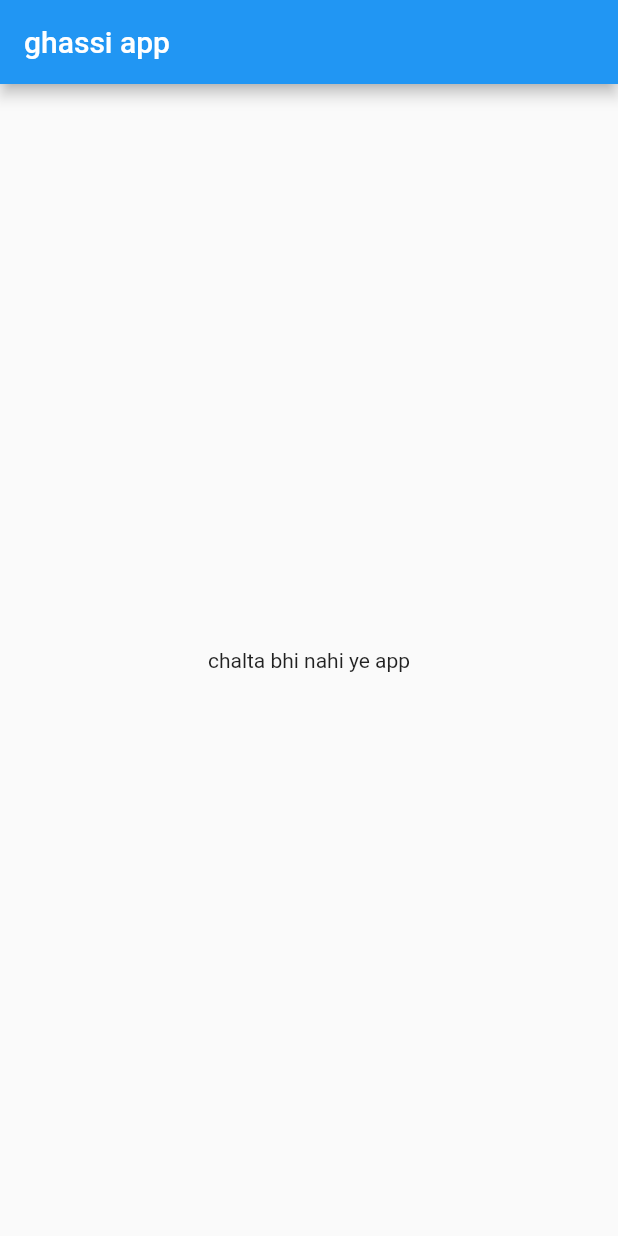
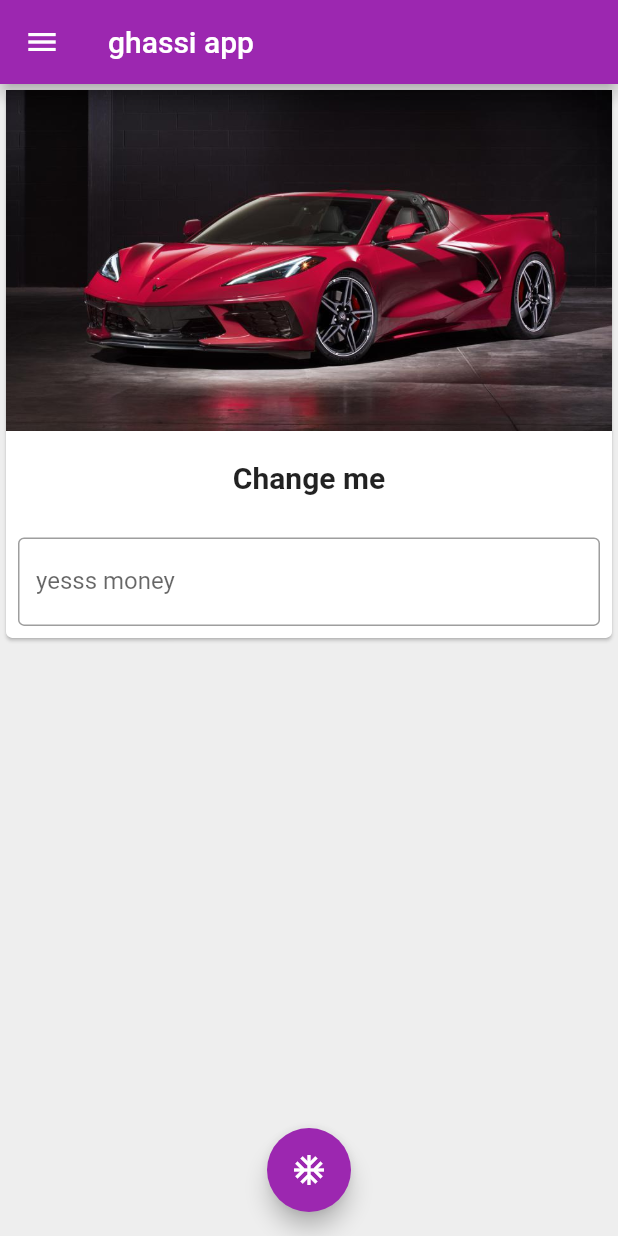
Before and after one commit to dh00mk3tu/flutter-src, a Flutter app: the screen it shows after launch, on a phone screen of 412 x 824 dp. Run offline on Flutter 3.47's test engine with Material 2 defaults, Android fonts, the phone set to English and light mode, and no system bars.

```diff
--- a/mega-funny/mega_funny/lib/main.dart
+++ b/mega-funny/mega_funny/lib/main.dart
@@ -1,23 +1,77 @@
 import 'package:flutter/material.dart';
-
 
 void main() {
   runApp(MaterialApp(
     title: "mega funny app",
     home: HomePage(),
+    theme: ThemeData(
+      primarySwatch: Colors.purple,
+    ),
   ));
 }
-
 
 class HomePage extends StatelessWidget {
   @override
   Widget build(BuildContext context) {
     return Scaffold(
+      backgroundColor: Colors.grey[200],
       appBar: AppBar(
         title: Text("ghassi app"),
       ),
-      body: Container(
-        child: Center(child: Text("chalta bhi nahi ye app")),
+      body: SingleChildScrollView(
+              child: Card(
+          child: Column(
+            children: [
+              Image.asset(
+                "assets/car.jpg",
+                fit: BoxFit.cover,
+              ),
+              SizedBox(height: 20),
+              Text(
+                "Change me",
+                style: TextStyle(fontSize: 20, fontWeight: FontWeight.bold),
+              ),
+              SizedBox(
+                height: 20,
+              ),
+              Padding(
+                padding: const EdgeInsets.all(8.0),
+                child: TextField(
+                  keyboardType: TextInputType.number,
+                  decoration: InputDecoration(
+                    border: OutlineInputBorder(),
+
+                    hintText: "credit car number daal be",
+                    labelText: "yesss money",
+                  ),
+                ),
+              ),
+            ],
+          ),
+        ),
+      ),
+      drawer: Drawer(
+          child: ListView(
+        padding: EdgeInsets.zero,
+        children: [
+          UserAccountsDrawerHeader(
+            accountName: Text("amnirud"),
+            accountEmail: Text("funny@mega.com"),
+            currentAccountPicture: Image.network(
+                "https://images.unsplash.com/photo-1614200187524-dc4b892acf16?ixid=MnwxMjA3fDB8MHxzZWFyY2h8NDV8fGZlcnJhcml8ZW58MHx8MHx8&ixlib=rb-1.2.1&auto=format&fit=crop&w=500&q=60"),
+          ),
+          ListTile(
+            leading: Icon(Icons.person),
+            title: Text("Account"),
+            subtitle: Text("Personal"),
+            trailing: Icon(Icons.edit),
+          )
+        ],
+      )),
+      floatingActionButtonLocation: FloatingActionButtonLocation.centerFloat,
+      floatingActionButton: FloatingActionButton(
+        onPressed: () {},
+        child: Icon(Icons.ac_unit),
       ),
     );
   }
--- a/mega-funny/mega_funny/pubspec.yaml
+++ b/mega-funny/mega_funny/pubspec.yaml
@@ -45,8 +45,8 @@ flutter:
   uses-material-design: true
 
   # To add assets to your application, add an assets section, like this:
-  # assets:
-  #   - images/a_dot_burr.jpeg
+  assets:
+     - assets/
   #   - images/a_dot_ham.jpeg
 
   # An image asset can refer to one or more resolution-specific "variants", see
```
Also changed, not shown: mega-funny/mega_funny/assets/car.jpg (added), mega-funny/mega_funny/assets/car.webp (added), 1 other file.
